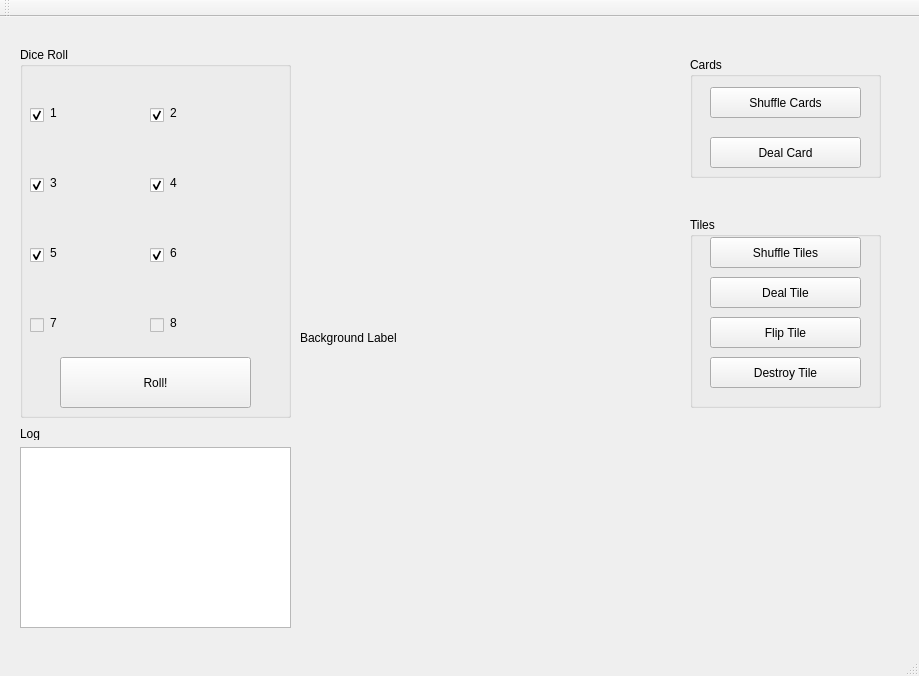
Old version of the form mainwindow.ui in the repository adnanutayim/KONY.
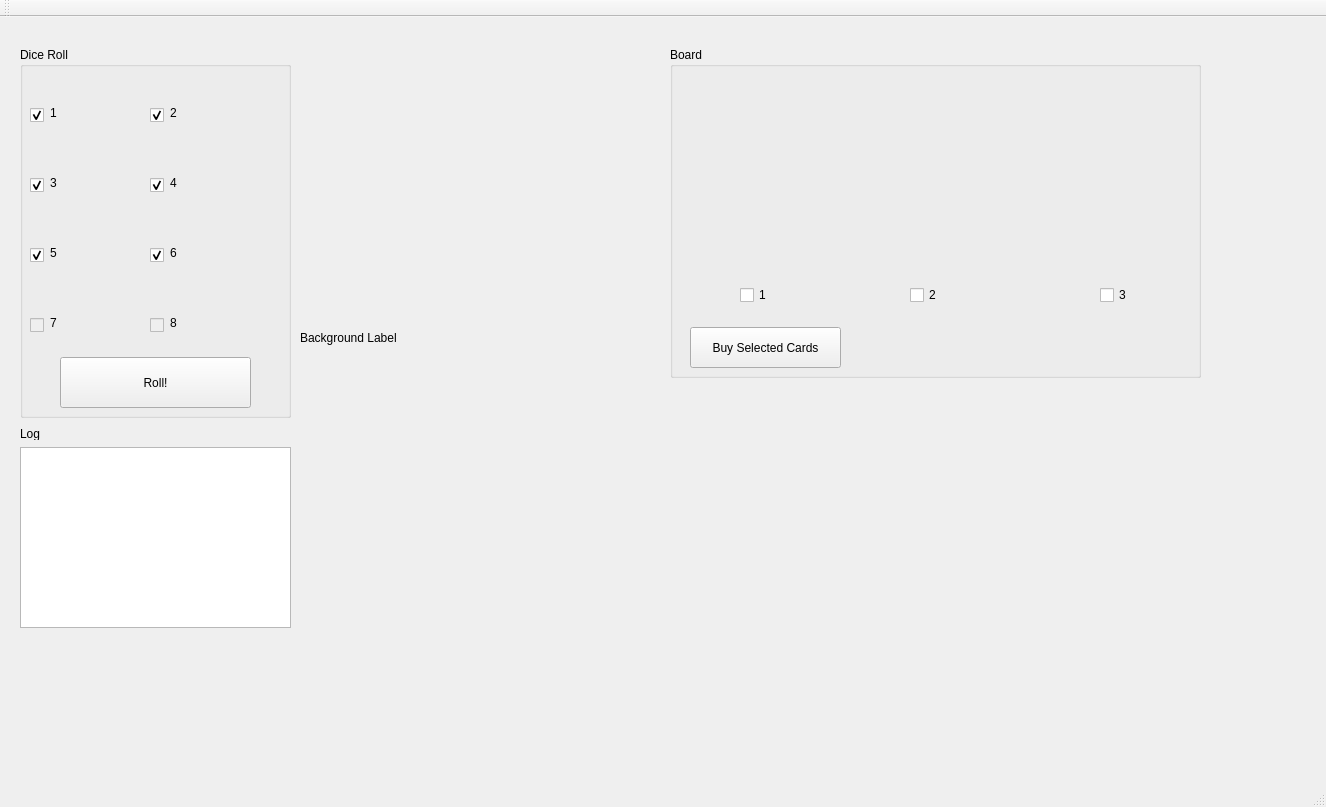
New version of the form.

Commit message: DeckOfCards updated, started UI for cards

```diff
--- a/mainwindow.ui
+++ b/mainwindow.ui
@@ -6,8 +6,8 @@
    <rect>
     <x>0</x>
     <y>0</y>
-    <width>919</width>
-    <height>676</height>
+    <width>1326</width>
+    <height>807</height>
    </rect>
   </property>
   <property name="windowTitle">
@@ -298,104 +298,104 @@
    <widget class="QGroupBox" name="groupBox_2">
     <property name="geometry">
      <rect>
-      <x>690</x>
-      <y>40</y>
-      <width>191</width>
-      <height>121</height>
+      <x>670</x>
+      <y>30</y>
+      <width>531</width>
+      <height>331</height>
      </rect>
     </property>
     <property name="title">
-     <string>Cards</string>
+     <string>Board</string>
     </property>
-    <widget class="QPushButton" name="pushButton_2">
+    <widget class="QCheckBox" name="cardCheckBox_1">
      <property name="geometry">
       <rect>
-       <x>20</x>
-       <y>30</y>
-       <width>151</width>
-       <height>31</height>
+       <x>70</x>
+       <y>240</y>
+       <width>31</width>
+       <height>16</height>
       </rect>
      </property>
      <property name="text">
-      <string>Shuffle Cards</string>
+      <string>1</string>
      </property>
     </widget>
-    <widget class="QPushButton" name="pushButton_3">
+    <widget class="QCheckBox" name="cardCheckBox_2">
      <property name="geometry">
       <rect>
-       <x>20</x>
-       <y>80</y>
-       <width>151</width>
-       <height>31</height>
+       <x>240</x>
+       <y>240</y>
+       <width>31</width>
+       <height>16</height>
       </rect>
      </property>
      <property name="text">
-      <string>Deal Card</string>
+      <string>2</string>
      </property>
     </widget>
-   </widget>
-   <widget class="QGroupBox" name="groupBox_3">
-    <property name="geometry">
-     <rect>
-      <x>690</x>
-      <y>200</y>
-      <width>191</width>
-      <height>191</height>
-     </rect>
-    </property>
-    <property name="title">
-     <string>Tiles</string>
-    </property>
-    <widget class="QPushButton" name="pushButton_4">
+    <widget class="QCheckBox" name="cardCheckBox_3">
      <property name="geometry">
       <rect>
-       <x>20</x>
-       <y>20</y>
-       <width>151</width>
-       <height>31</height>
+       <x>430</x>
+       <y>240</y>
+       <width>31</width>
+       <height>16</height>
       </rect>
      </property>
      <property name="text">
-      <string>Shuffle Tiles</string>
+      <string>3</string>
      </property>
     </widget>
-    <widget class="QPushButton" name="pushButton_5">
+    <widget class="QLabel" name="cardLabel_1">
      <property name="geometry">
       <rect>
-       <x>20</x>
-       <y>60</y>
-       <width>151</width>
-       <height>31</height>
+       <x>24</x>
+       <y>32</y>
+       <width>121</width>
+       <height>181</height>
       </rect>
      </property>
      <property name="text">
-      <string>Deal Tile</string>
+      <string/>
      </property>
     </widget>
-    <widget class="QPushButton" name="pushButton_6">
+    <widget class="QLabel" name="cardLabel_2">
      <property name="geometry">
       <rect>
-       <x>20</x>
-       <y>100</y>
-       <width>151</width>
-       <height>31</height>
+       <x>198</x>
+       <y>30</y>
+       <width>121</width>
+       <height>181</height>
       </rect>
      </property>
      <property name="text">
-      <string>Flip Tile</string>
+      <string/>
      </property>
     </widget>
-    <widget class="QPushButton" name="pushButton_7">
+    <widget class="QLabel" name="cardLabel_3">
      <property name="geometry">
       <rect>
+       <x>370</x>
+       <y>30</y>
+       <width>121</width>
+       <height>181</height>
+      </rect>
+     </property>
+     <property name="text">
+      <string/>
+     </property>
+    </widget>
+    <widget class="QPushButton" name="buyCards">
+     <property name="geometry">
+      <rect>
        <x>20</x>
-       <y>140</y>
+       <y>280</y>
        <width>151</width>
-       <height>31</height>
+       <height>41</height>
       </rect>
      </property>
      <property name="text">
-      <string>Destroy Tile</string>
+      <string>Buy Selected Cards</string>
      </property>
     </widget>
    </widget>
```
Left out of the diff: 2 changed lines with no effect on the pictures. The commit also changes 12 other files.
